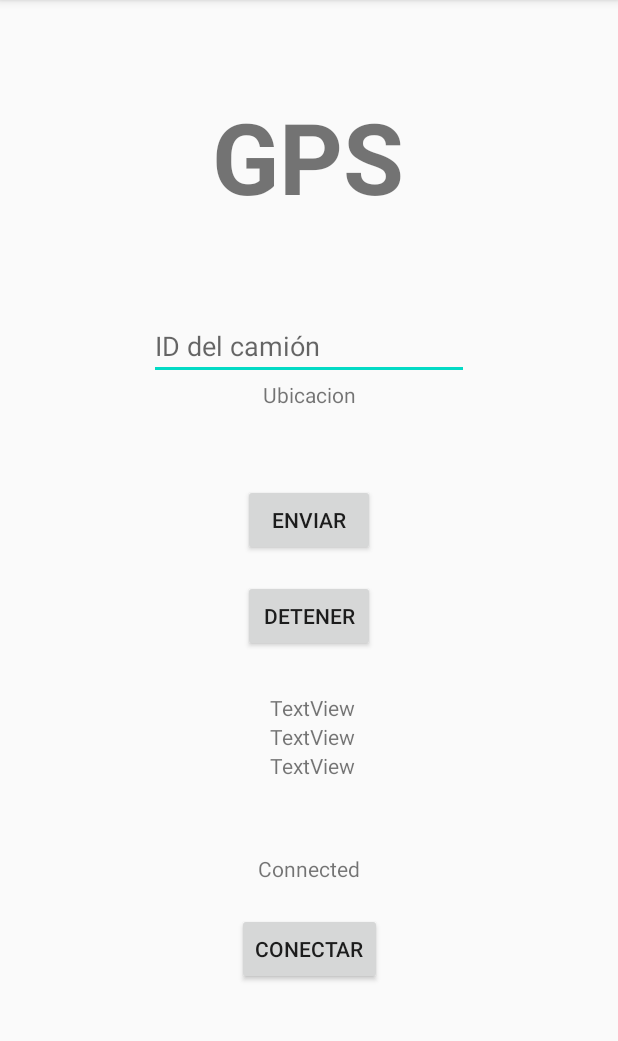
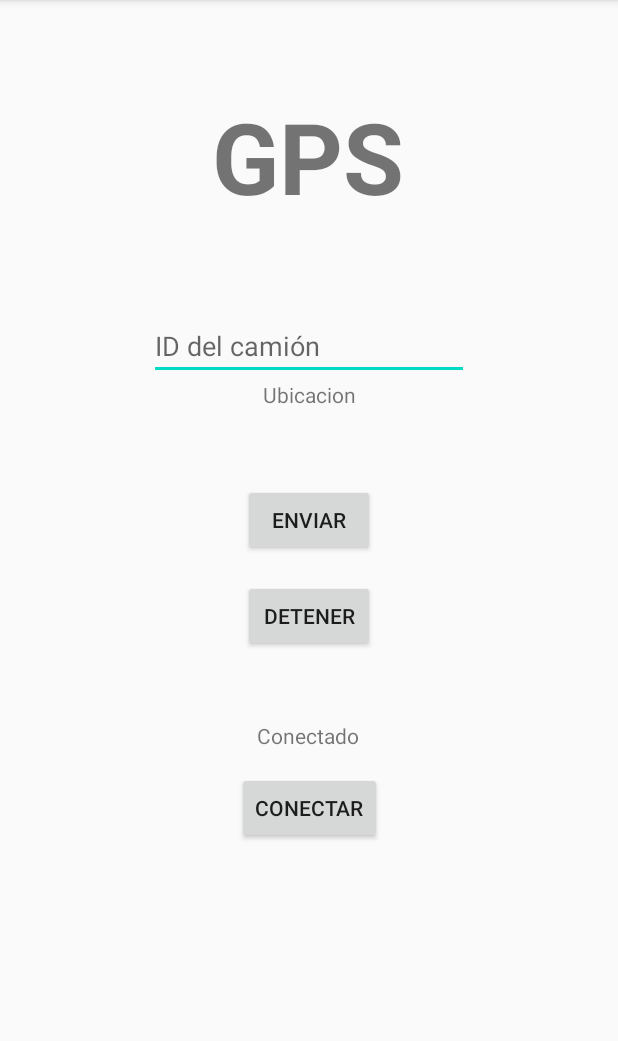
Before and after one commit to jfmarquez20/Proyecto-DE, an Android app: the screen it shows after launch (MainActivity), after a tap on "CONECTAR", on a phone screen of 412 x 824 dp, the part 84-1125 px from its top. Run offline under Robolectric (Android 15) with nearby library versions, the phone set to English and light mode, and no system bars.

Commit message:
Final Bt

```diff
--- a/GpsLocation/app/src/main/java/com/example/gpslocation/MainActivity.java
+++ b/GpsLocation/app/src/main/java/com/example/gpslocation/MainActivity.java
@@ -4,6 +4,7 @@ import androidx.annotation.RequiresApi;
 import androidx.appcompat.app.AppCompatActivity;
 
 
+import android.content.IntentFilter;
 import android.os.AsyncTask;
 import android.os.Build;
 import android.os.Bundle;
@@ -44,6 +45,7 @@ import android.widget.RadioButton;
 import android.widget.TextView;
 import android.widget.Toast;
 
+import android.content.BroadcastReceiver;
 import java.io.BufferedOutputStream;
 import java.io.BufferedWriter;
 import java.io.IOException;
@@ -101,6 +103,11 @@ public class MainActivity extends AppCompatActivity {
     protected void onCreate(Bundle savedInstanceState) {
         super.onCreate(savedInstanceState);
 
+        IntentFilter filter = new IntentFilter();
+        filter.addAction(BluetoothDevice.ACTION_ACL_CONNECTED);
+        filter.addAction(BluetoothDevice.ACTION_ACL_DISCONNECT_REQUESTED);
+        filter.addAction(BluetoothDevice.ACTION_ACL_DISCONNECTED);
+        this.registerReceiver(broadcastReceiver, filter);
         //Carga del layout al activity (front)
         setContentView(R.layout.activity_main);
 
@@ -130,9 +137,7 @@ public class MainActivity extends AppCompatActivity {
         locationManager.requestLocationUpdates(LocationManager.GPS_PROVIDER, 0, 0, locationListener);
         sensorManager = (SensorManager) getSystemService(Context.SENSOR_SERVICE);
         gyroscopeSensor = sensorManager.getDefaultSensor(Sensor.TYPE_GYROSCOPE);
-        textX = findViewById(R.id.textX);
-        textY = findViewById(R.id.textY);
-        textZ = findViewById(R.id.textZ);
+
 
         //Enviar mensaje
         btnEnviar.setOnClickListener(new View.OnClickListener() {
@@ -154,8 +159,9 @@ public class MainActivity extends AppCompatActivity {
         btnPair.setOnClickListener(new View.OnClickListener() {
             @Override
             public void onClick(View v) {
-                connect.start();
+                Toast.makeText(getApplicationContext(), "Conectando",    Toast.LENGTH_SHORT).show();
                 status.setText("Conectando");
+                connect.run();
             }
         });
 
@@ -175,6 +181,22 @@ public class MainActivity extends AppCompatActivity {
         }
 
     }
+
+    private final BroadcastReceiver broadcastReceiver = new BroadcastReceiver() {
+        BluetoothDevice device;
+        @Override
+        public void onReceive(Context context, Intent intent) {
+            String action = intent.getAction();
+            device = intent.getParcelableExtra(BluetoothDevice.EXTRA_DEVICE);
+            if (BluetoothDevice.ACTION_ACL_CONNECTED.equals(action)) {
+                Toast.makeText(getApplicationContext(), "Conectado",    Toast.LENGTH_SHORT).show();
+                status.setText("Conectado");
+            } else if (BluetoothDevice.ACTION_ACL_DISCONNECTED.equals(action)) {
+                Toast.makeText(getApplicationContext(), "Desconectado",       Toast.LENGTH_SHORT).show();
+                status.setText("Desconectado");
+            }
+        }
+    };
 
     public void onResume() {
         super.onResume();
@@ -224,7 +246,7 @@ public class MainActivity extends AppCompatActivity {
                     day= '0' + String.valueOf(day1);
                 }else{ day = String.valueOf(day1);}
                 int sec = locaDate.getSecond();
-                String rads = (textX.getText().toString()+"/"+textY.getText().toString()+"/"+textZ.getText().toString());
+
                 if (minutes <= 9 && sec <= 9) {
                     tvLocation.setText(location.getLatitude() + "," + location.getLongitude() + "," + year + "-" + month + "-" + day + " " + hours + ":0" + minutes + ":0" + sec + "," + etIp.getText().toString()+","+data);
                 } else if (minutes <= 9) {
@@ -315,7 +337,7 @@ public class MainActivity extends AppCompatActivity {
         }
     };
 
-    final Thread connect = new Thread() {
+    private Runnable connect = new Runnable(){
         @Override
         public void run() {
             mBluetoothDevice = mBluetoothAdapter.getRemoteDevice("B8:27:EB:17:F4:98");
@@ -342,13 +364,13 @@ public class MainActivity extends AppCompatActivity {
         public boolean handleMessage(Message msg) {
             switch (msg.what){
                 case STATE_CONNECTING:
-                    status.setText("Connecting");
+                    status.setText("Conectando");
                     break;
                 case STATE_CONNECTED:
-                    status.setText("Connected");
+                    status.setText("Conectado");
                     break;
                 case STATE_CONNECTION_FAILED:
-                    status.setText("Connection Failed");
+                    status.setText("Conexión fallida");
                     break;
             }
             return true;
--- a/GpsLocation/app/src/main/res/layout/activity_main.xml
+++ b/GpsLocation/app/src/main/res/layout/activity_main.xml
@@ -63,38 +63,6 @@
         app:layout_constraintTop_toBottomOf="@+id/button2" />
 
     <TextView
-        android:id="@+id/textX"
-        android:layout_width="wrap_content"
-        android:layout_height="wrap_content"
-        android:text="TextView"
-        app:layout_constraintBottom_toBottomOf="parent"
-        app:layout_constraintEnd_toEndOf="parent"
-        app:layout_constraintHorizontal_bias="0.507"
-        app:layout_constraintStart_toStartOf="parent"
-        app:layout_constraintTop_toBottomOf="@+id/btndetener"
-        app:layout_constraintVertical_bias="0.088" />
-
-    <TextView
-        android:id="@+id/textY"
-        android:layout_width="wrap_content"
-        android:layout_height="wrap_content"
-        android:text="TextView"
-        app:layout_constraintEnd_toEndOf="parent"
-        app:layout_constraintHorizontal_bias="0.507"
-        app:layout_constraintStart_toStartOf="parent"
-        app:layout_constraintTop_toBottomOf="@+id/textX" />
-
-    <TextView
-        android:id="@+id/textZ"
-        android:layout_width="wrap_content"
-        android:layout_height="wrap_content"
-        android:text="TextView"
-        app:layout_constraintEnd_toEndOf="parent"
-        app:layout_constraintHorizontal_bias="0.507"
-        app:layout_constraintStart_toStartOf="parent"
-        app:layout_constraintTop_toBottomOf="@+id/textY" />
-
-    <TextView
         android:id="@+id/status"
         android:layout_width="wrap_content"
         android:layout_height="wrap_content"
@@ -102,18 +70,20 @@
         android:text="--"
         app:layout_constraintBottom_toBottomOf="parent"
         app:layout_constraintEnd_toEndOf="parent"
+        app:layout_constraintHorizontal_bias="0.498"
         app:layout_constraintStart_toStartOf="parent"
-        app:layout_constraintTop_toBottomOf="@+id/textZ" />
+        app:layout_constraintTop_toBottomOf="@+id/btndetener"
+        app:layout_constraintVertical_bias="0.25" />
 
     <Button
         android:id="@+id/connect"
         android:layout_width="wrap_content"
         android:layout_height="wrap_content"
-        android:layout_marginTop="20dp"
+        android:layout_marginTop="80dp"
         android:text="Conectar"
         app:layout_constraintEnd_toEndOf="parent"
         app:layout_constraintStart_toStartOf="parent"
-        app:layout_constraintTop_toBottomOf="@+id/status" />
+        app:layout_constraintTop_toBottomOf="@+id/btndetener" />
 
 
 </androidx.constraintlayout.widget.ConstraintLayout>
```
Also changed, not shown: 1 other file.
